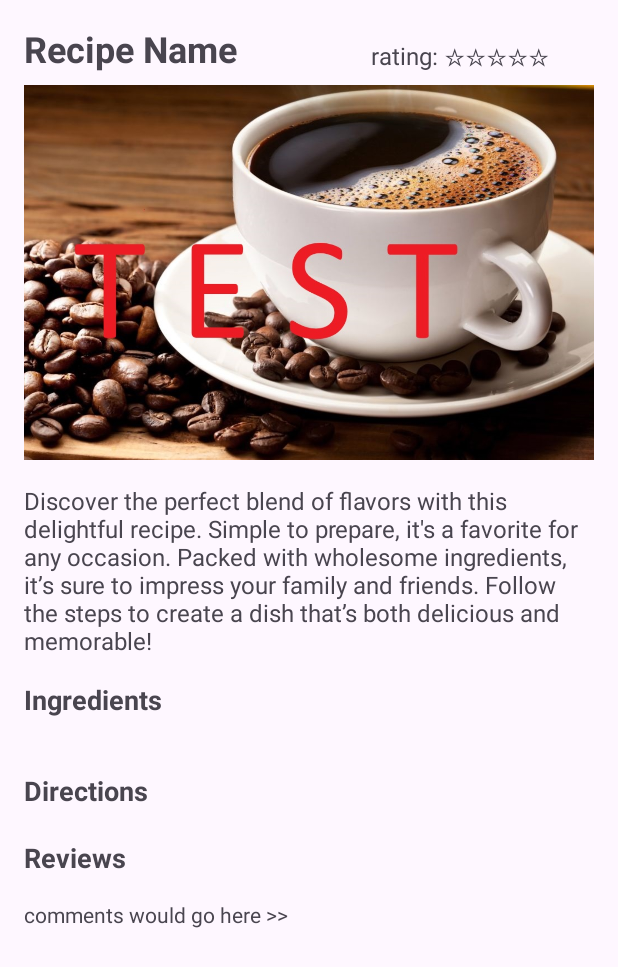
After one commit to AidanMonk/LetsCook, an Android app: the RecipeView screen opened directly, with no data from a screen before it, on a phone screen of 412 x 824 dp. The commit adds this screen. Shown: the top 967 px of the screen. Run offline under Robolectric (Android 15) with nearby library versions, the phone set to English and light mode, and no system bars; our stand-ins replace Firebase (no records; nobody signed in at launch, a user with empty details on screens opened directly); pictures from the network do not load; 1 statement that could not run was skipped.

Commit message:
- Added recipe view page, cleaned up create recipe page some more

```diff
--- a/app/src/main/java/com/example/letscook/Database.java
+++ b/app/src/main/java/com/example/letscook/Database.java
@@ -37,7 +37,7 @@ public class Database {
     }
 
     public static void addRecipe(Recipe recipe) {
-        recipesRef.child(recipe.getName()).setValue(recipe);
+        recipesRef.child(recipe.getId()).setValue(recipe);
     }
 
     public static void getRecipes(RecipesCallback callback) {
@@ -59,6 +59,32 @@ public class Database {
             @Override
             public void onCancelled(@NonNull DatabaseError error) {
                 Log.e("FirebaseError", "Error retrieving recipes", error.toException());
+            }
+        });
+    }
+    public static void getRecipe(String recipeId, RecipeCallback callback) {
+        if (recipeId == null || recipeId.isEmpty()) {
+            Log.e("DatabaseError", "Invalid recipe ID");
+            callback.onCallback(null);
+            return;
+        }
+
+        recipesRef.child(recipeId).addListenerForSingleValueEvent(new ValueEventListener() {
+            @Override
+            public void onDataChange(@NonNull DataSnapshot snapshot) {
+                if (snapshot.exists()) {
+                    Recipe recipe = snapshot.getValue(Recipe.class);
+                    callback.onCallback(recipe);
+                } else {
+                    Log.e("DatabaseError", "Recipe not found for ID: " + recipeId);
+                    callback.onCallback(null);
+                }
+            }
+
+            @Override
+            public void onCancelled(@NonNull DatabaseError error) {
+                Log.e("DatabaseError", "Error retrieving recipe: " + error.getMessage());
+                callback.onCallback(null);
             }
         });
     }
@@ -100,6 +126,10 @@ public class Database {
        void onError(Exception e);
    }
 
+   public interface RecipeCallback {
+       void onCallback(Recipe recipe);
+   }
+
     public interface RecipesCallback {
         void onCallback(List<Recipe> recipes);
     }
--- a/app/src/main/java/com/example/letscook/Homepage.java
+++ b/app/src/main/java/com/example/letscook/Homepage.java
@@ -22,7 +22,7 @@ import retrofit2.Retrofit;
 public class Homepage extends AppCompatActivity {
 
     private RecyclerView recipesRecycle;
-    private RecipeAdapter recipeAdapter;
+    private com.example.letscook.RecipeAdapter recipeAdapter;
 
     @Override
     protected void onCreate(Bundle savedInstanceState) {
@@ -50,7 +50,7 @@ public class Homepage extends AppCompatActivity {
                     Root root = response.body();
                     if (root != null && root.recipes != null) {
                         ArrayList<Recipe> recipes = root.recipes;
-                        recipeAdapter = new RecipeAdapter(recipes);
+                        recipeAdapter = new com.example.letscook.RecipeAdapter(recipes);
                         recipesRecycle.setAdapter(recipeAdapter);
                     } else {
                         Toast.makeText(Homepage.this, "Error: " + response.message(), Toast.LENGTH_SHORT).show();
--- /dev/null
+++ b/app/src/main/java/com/example/letscook/RecipeView.java
@@ -0,0 +1,85 @@
+package com.example.letscook;
+
+import android.content.Context;
+import android.os.Bundle;
+import android.util.Log;
+import android.widget.ImageView;
+import android.widget.TextView;
+import android.widget.Toast;
+
+import androidx.activity.EdgeToEdge;
+import androidx.appcompat.app.AppCompatActivity;
+import androidx.core.graphics.Insets;
+import androidx.core.view.ViewCompat;
+import androidx.core.view.WindowInsetsCompat;
+import androidx.recyclerview.widget.LinearLayoutManager;
+import androidx.recyclerview.widget.RecyclerView;
+
+import com.bumptech.glide.Glide;
+import com.example.letscook.Adapters.RecipeIngredientAdapter1;
+import com.example.letscook.Adapters.RecipeIngredientAdapter2;
+import com.example.letscook.Adapters.RecipeStepsAdapter2;
+import com.example.letscook.Models.Recipe;
+
+public class RecipeView extends AppCompatActivity {
+
+    TextView recipeName, recipeDesc;
+    ImageView imagePreview;
+    RecyclerView ingredientsRecyclerView, stepsRecyclerView;
+    RecipeIngredientAdapter2 recipeIngredientAdapter2;
+    RecipeStepsAdapter2 recipeStepsAdapter2;
+
+    @Override
+    protected void onCreate(Bundle savedInstanceState) {
+        super.onCreate(savedInstanceState);
+        EdgeToEdge.enable(this);
+        setContentView(R.layout.activity_recipe_view);
+        initializeViews();
+
+        String recipeId = getIntent().getSerializableExtra("recipeId").toString();
+
+        Database.getRecipe(recipeId, new Database.RecipeCallback() {
+            @Override
+            public void onCallback(Recipe recipe) {
+                if (recipe != null) {
+                    //after recipe is accessed from database
+                    Database.getImageUrl(recipe.getImageId(), new Database.UrlCallback(){
+                        @Override
+                        public void onUrlLoaded(String url) {
+                            Glide.with(imagePreview.getContext())
+                                    .load(url)
+                                    .into(imagePreview);
+                        }
+                        @Override
+                        public void onError(Exception e) {
+                            Log.d("RecipeView", "Image ID: " + recipe.getImageId());
+                        }
+                    });
+                    setTextViews(recipe);
+                }
+            }
+        });
+    }
+
+    private void setTextViews(Recipe recipe) {
+        recipeName.setText(recipe.getName());
+        recipeDesc.setText(recipe.getDescription());
+
+        recipeIngredientAdapter2 = new RecipeIngredientAdapter2(this, recipe.getIngredients());
+        ingredientsRecyclerView.setLayoutManager(new LinearLayoutManager(this));
+        ingredientsRecyclerView.setAdapter(recipeIngredientAdapter2);
+
+        recipeStepsAdapter2 = new RecipeStepsAdapter2(this, recipe.getSteps());
+        stepsRecyclerView.setLayoutManager(new LinearLayoutManager(this));
+        stepsRecyclerView.setAdapter(recipeStepsAdapter2);
+
+    }
+
+    private void initializeViews(){
+        recipeName = findViewById(R.id.recipeName);
+        recipeDesc = findViewById(R.id.recipeDesc);
+        imagePreview = findViewById(R.id.imagePreview);
+        ingredientsRecyclerView = findViewById(R.id.ingredientsRecyclerView);
+        stepsRecyclerView = findViewById(R.id.stepsRecyclerView);
+    }
+}
--- a/app/src/main/res/layout/activity_featured_view.xml
+++ b/app/src/main/res/layout/activity_featured_view.xml
@@ -16,6 +16,7 @@
         android:layout_width="wrap_content"
         android:layout_height="wrap_content"
         android:text="Featured Recipes"
+        android:textSize="24sp"
         android:layout_margin="20dp"/>
 
     <androidx.recyclerview.widget.RecyclerView
--- /dev/null
+++ b/app/src/main/res/layout/activity_recipe_view.xml
@@ -0,0 +1,116 @@
+<?xml version="1.0" encoding="utf-8"?>
+<ScrollView  xmlns:android="http://schemas.android.com/apk/res/android"
+    android:layout_width="match_parent"
+    android:layout_height="match_parent">
+
+    <LinearLayout xmlns:android="http://schemas.android.com/apk/res/android"
+        android:layout_width="match_parent"
+        android:layout_height="match_parent"
+        android:orientation="vertical"
+        android:padding="16dp"
+        android:scrollbars="vertical">
+
+        <LinearLayout
+            android:layout_width="match_parent"
+            android:layout_height="wrap_content"
+            android:orientation="horizontal"
+            android:layout_marginBottom="8dp">
+
+            <TextView
+                android:id="@+id/recipeName"
+                android:layout_width="wrap_content"
+                android:layout_height="wrap_content"
+                android:text="Recipe Name"
+                android:textSize="24sp"
+                android:textStyle="bold"
+                android:layout_weight="1" />
+
+            <Space
+                android:layout_width="wrap_content"
+                android:layout_height="match_parent"
+                android:layout_weight="2" />
+
+            <!-- make this dynamic -->
+            <TextView
+                android:layout_width="wrap_content"
+                android:layout_height="wrap_content"
+                android:text="rating: ☆☆☆☆☆"
+                android:textSize="16sp"
+                android:layout_weight="1"
+                android:layout_gravity="bottom" />
+
+        </LinearLayout>
+
+
+        <ImageView
+            android:id="@+id/imagePreview"
+            android:layout_width="match_parent"
+            android:layout_height="250dp"
+            android:layout_marginBottom="16dp"
+            android:src="@drawable/coffeetest"
+            android:scaleType="centerCrop"/>
+
+        <TextView
+            android:id="@+id/recipeDesc"
+            android:layout_width="match_parent"
+            android:layout_height="wrap_content"
+            android:text="Discover the perfect blend of flavors with this delightful recipe. Simple to prepare, it's a favorite for any occasion. Packed with wholesome ingredients, it’s sure to impress your family and friends. Follow the steps to create a dish that’s both delicious and memorable!"
+            android:textSize="16sp"
+            android:layout_marginBottom="16dp" />
+
+        <TextView
+            android:id="@+id/ingredientsTitle"
+            android:layout_width="wrap_content"
+            android:layout_height="wrap_content"
+            android:text="Ingredients"
+            android:textSize="18sp"
+            android:textStyle="bold"
+            android:layout_marginBottom="4dp" />
+
+        <androidx.recyclerview.widget.RecyclerView
+            android:id="@+id/ingredientsRecyclerView"
+            android:layout_width="wrap_content"
+            android:layout_height="wrap_content"
+            android:layout_marginBottom="16dp"
+            android:orientation="vertical" />
+
+
+        <LinearLayout
+            android:id="@+id/ingredientsList"
+            android:layout_width="match_parent"
+            android:layout_height="wrap_content"
+            android:orientation="vertical"
+            android:layout_marginBottom="16dp">
+
+        </LinearLayout>
+
+        <TextView
+            android:id="@+id/instructionsTitle"
+            android:layout_width="wrap_content"
+            android:layout_height="wrap_content"
+            android:text="Directions"
+            android:textSize="18sp"
+            android:textStyle="bold"
+            android:layout_marginBottom="4dp" />
+
+        <androidx.recyclerview.widget.RecyclerView
+            android:id="@+id/stepsRecyclerView"
+            android:layout_width="wrap_content"
+            android:layout_height="wrap_content"
+            android:layout_marginBottom="16dp"/>
+
+        <TextView
+            android:layout_width="wrap_content"
+            android:layout_height="wrap_content"
+            android:text="Reviews"
+            android:textSize="18sp"
+            android:textStyle="bold"
+            android:layout_marginBottom="16dp" />
+
+        <TextView
+            android:layout_width="wrap_content"
+            android:layout_height="wrap_content"
+            android:text="comments would go here >>"/>
+
+    </LinearLayout>
+</ScrollView>
--- a/app/src/main/res/layout/recipe_card.xml
+++ b/app/src/main/res/layout/recipe_card.xml
@@ -10,7 +10,6 @@
         android:id="@+id/myImageView"
         android:layout_width="match_parent"
         android:layout_height="match_parent"
-        android:src="@drawable/coffeetest"
         android:scaleType="centerCrop"/>
 
     <TextView
--- a/app/src/main/res/values/colors.xml
+++ b/app/src/main/res/values/colors.xml
@@ -5,4 +5,5 @@
     <color name="gray">#CE1919</color>
     <color name="red">#FF4444</color>
     <color name="blue">#237FC8</color>
+    <color name="orange">#ffb882</color>
 </resources>
```
Also changed, not shown: app/src/main/AndroidManifest.xml (+9 -5 lines), app/src/main/java/com/example/letscook/Adapters/RecipeIngredientAdapter1.java (added, +68 -0 lines), app/src/main/java/com/example/letscook/Adapters/RecipeIngredientAdapter2.java (renamed from app/src/main/java/com/example/letscook/Adapters/RecipeIngredientAdapter.java, +10 -16 lines), app/src/main/java/com/example/letscook/Adapters/RecipeListAdapter.java (+5 -2 lines), app/src/main/java/com/example/letscook/Adapters/RecipeStepsAdapter1.java (renamed from app/src/main/java/com/example/letscook/Adapters/RecipeStepsAdapter.java, +19 -5 lines), app/src/main/java/com/example/letscook/Adapters/RecipeStepsAdapter2.java (added, +58 -0 lines), app/src/main/java/com/example/letscook/CreateRecipe.java (+25 -18 lines), app/src/main/java/com/example/letscook/Models/Recipe.java (+7 -4 lines), app/src/main/java/com/example/letscook/Models/RecipeIngredient.java (+20 -8 lines), app/src/main/res/layout/recipe_ingredient_view.xml (added, +26 -0 lines), app/src/main/res/layout/recipe_step_input_view.xml (added, +38 -0 lines), app/src/main/res/layout/recipe_step_view.xml (renamed from app/src/main/res/layout/recipe_step_input.xml, +8 -5 lines), app/src/main/res/layout/recipe_ingredient_input_view.xml (renamed from app/src/main/res/layout/recipe_ingredient_input.xml).
